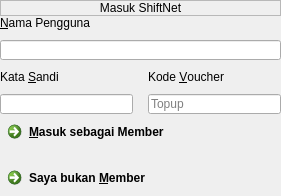
shift-net/shiftnet-billing-client, file src/client/memberloginwidget.ui: the form before one commit.
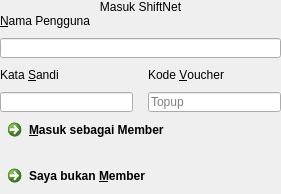
The form after the commit. Icons and pictures are not drawn.

Commit message: Minor fix, remove frame border

```diff
--- a/src/client/memberloginwidget.ui
+++ b/src/client/memberloginwidget.ui
@@ -7,7 +7,7 @@
     <x>0</x>
     <y>0</y>
     <width>281</width>
-    <height>191</height>
+    <height>193</height>
    </rect>
   </property>
   <property name="sizePolicy">
@@ -44,10 +44,13 @@
    <item>
     <widget class="QFrame" name="headerFrame">
      <property name="frameShape">
-      <enum>QFrame::StyledPanel</enum>
+      <enum>QFrame::NoFrame</enum>
      </property>
      <property name="frameShadow">
-      <enum>QFrame::Raised</enum>
+      <enum>QFrame::Plain</enum>
+     </property>
+     <property name="lineWidth">
+      <number>0</number>
      </property>
      <layout class="QVBoxLayout" name="verticalLayout">
       <property name="spacing">
```
The commit also changes 2 other files.
